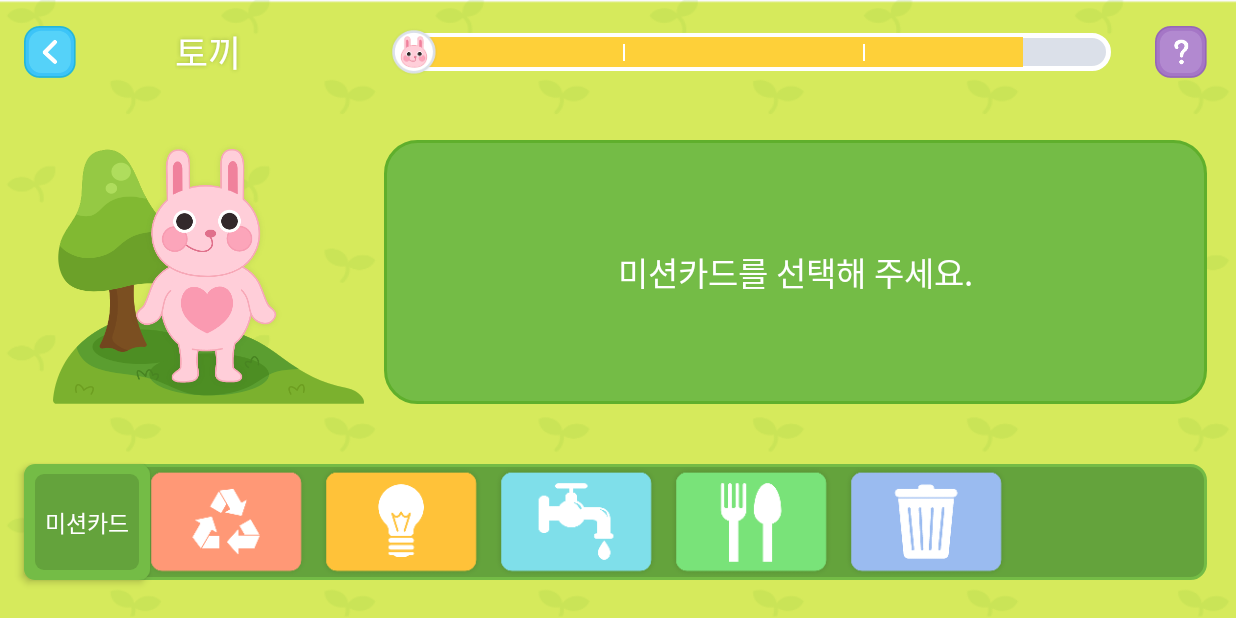
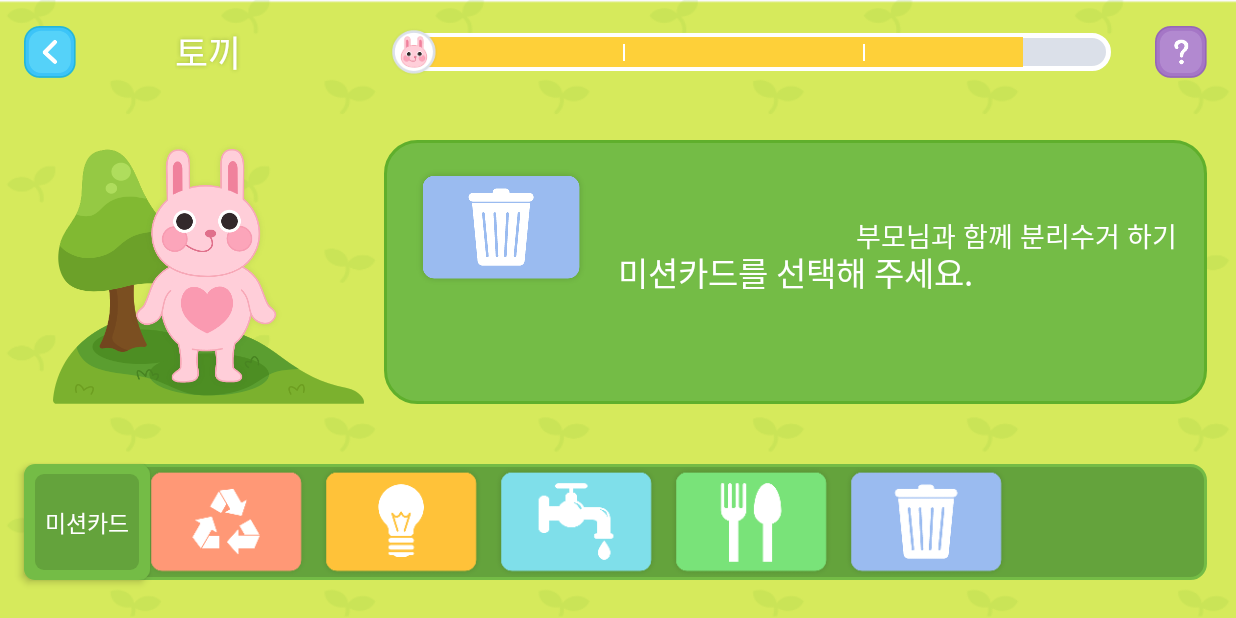
Before and after one commit to PurPur-Resque-Team/PurPur-Android, an Android app: the DetailActivity screen opened directly, with no data from a screen before it, on a phone screen of 824 x 412 dp (held sideways). Run offline under Robolectric (Android 15) with nearby library versions, the phone set to English and light mode, and no system bars; our stand-ins replace data binding.

Commit message:
[git] 풀

```diff
--- a/app/src/main/res/layout/activity_detail.xml
+++ b/app/src/main/res/layout/activity_detail.xml
@@ -141,9 +141,17 @@
             android:textColor="#ffffff"
             android:lineSpacingExtra="11.3sp"
             android:gravity="center_horizontal"
-            tools:text="부모님과 함께 분리수거 하기"
-            />
+            android:text="부모님과 함께 분리수거 하기" />
 
+        <ImageView
+            android:id="@+id/act_detail_iv_mission_img"
+            android:layout_width="wrap_content"
+            android:layout_height="wrap_content"
+            app:layout_constraintStart_toStartOf="@id/act_detail_iv_mission_back"
+            app:layout_constraintTop_toTopOf="@id/act_detail_iv_mission_back"
+            android:layout_marginLeft="20dp"
+            android:layout_marginTop="18dp"
+            android:src="@drawable/img_card_trash"/>
         <TextView
             android:id="@+id/act_detail_tv_mission"
             android:layout_width="wrap_content"
```
